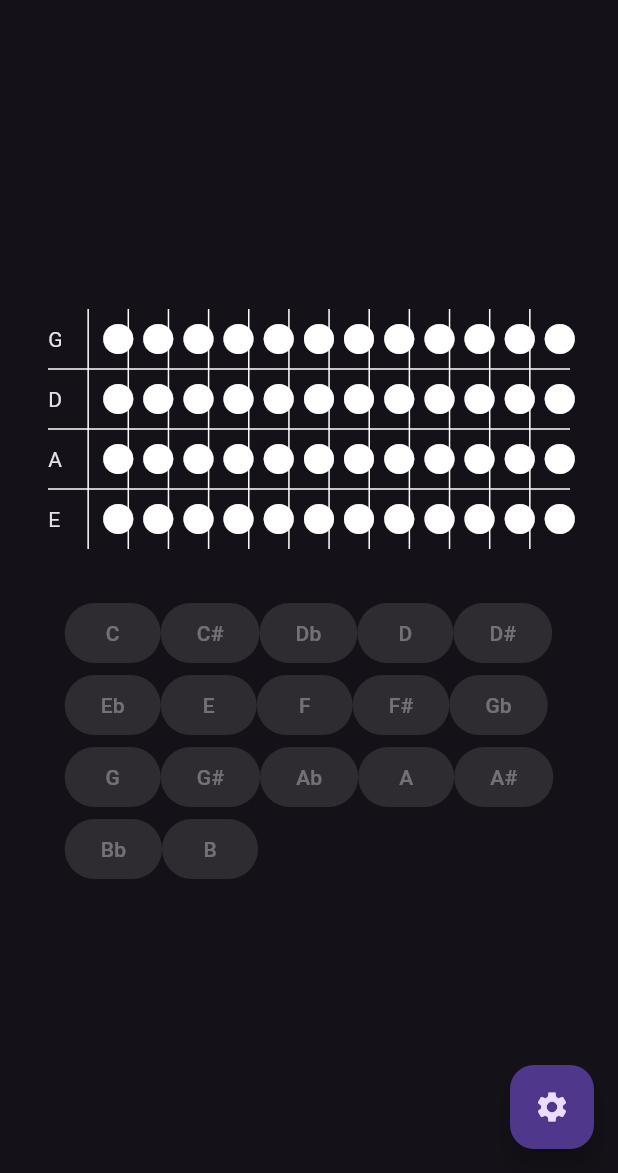
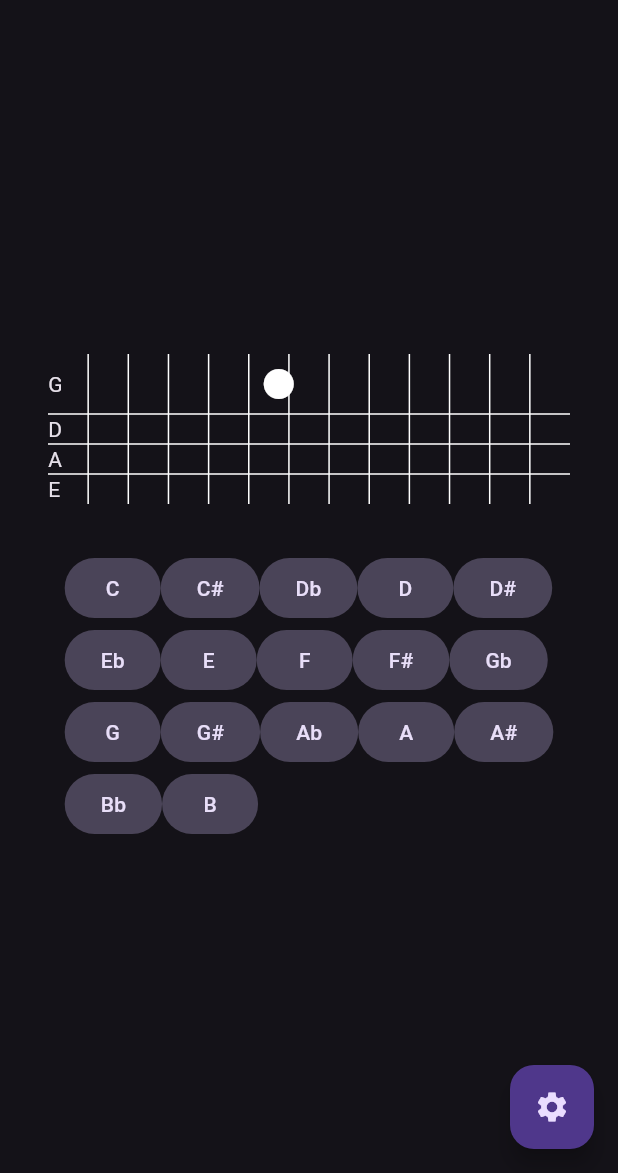
Before and after one commit to Ramen-Development/fretboard-notes, a Flutter app: the screen it shows after launch, on a phone screen of 412 x 824 dp, the part 63-1236 px from its top. Run offline on Flutter 3.47's test engine with Material 3 defaults, Android fonts, the light colour scheme and no system bars.

Commit message:
feat: started functionallity

```diff
--- a/lib/main.dart
+++ b/lib/main.dart
@@ -1,3 +1,5 @@
+import 'dart:math';
+
 import 'package:flutter/material.dart';
 
 void main() {
@@ -48,9 +50,16 @@
     'Bb',
     'B',
   };
+  Set<String> strings = {'G', 'D', 'A', 'E'};
+  int numOfFrets = 12;
+
+  void reloadFretboard() {
+    setState(() {});
+  }
 
   Widget fretboard() {
-    Set<String> strings = {'G', 'D', 'A', 'E'};
+    int randFret = Random().nextInt(numOfFrets);
+    String randString = strings.elementAt(Random().nextInt(strings.length));
     return Container(
       padding: EdgeInsets.all(8),
       margin: EdgeInsets.all(8),
@@ -65,12 +74,17 @@
             TableRow(
               children: [
                 TableCell(child: Text(string)),
-                for (int fret = 0; fret < 12; fret++)
+                for (int fret = 0; fret < numOfFrets; fret++)
                   TableCell(
                     verticalAlignment: TableCellVerticalAlignment.middle,
                     child: Padding(
                       padding: const EdgeInsets.all(8),
-                      child: Center(child: Icon(Icons.circle)),
+                      child: Center(
+                        child:
+                            (fret == randFret && string == randString)
+                                ? Icon(Icons.circle)
+                                : (null),
+                      ),
                     ),
                   ),
               ],
@@ -98,7 +112,10 @@
                 child: Wrap(
                   children: [
                     for (String note in notes)
-                      FilledButton.tonal(onPressed: (null), child: Text(note)),
+                      FilledButton.tonal(
+                        onPressed: reloadFretboard,
+                        child: Text(note),
+                      ),
                   ],
                 ),
               ),
```
